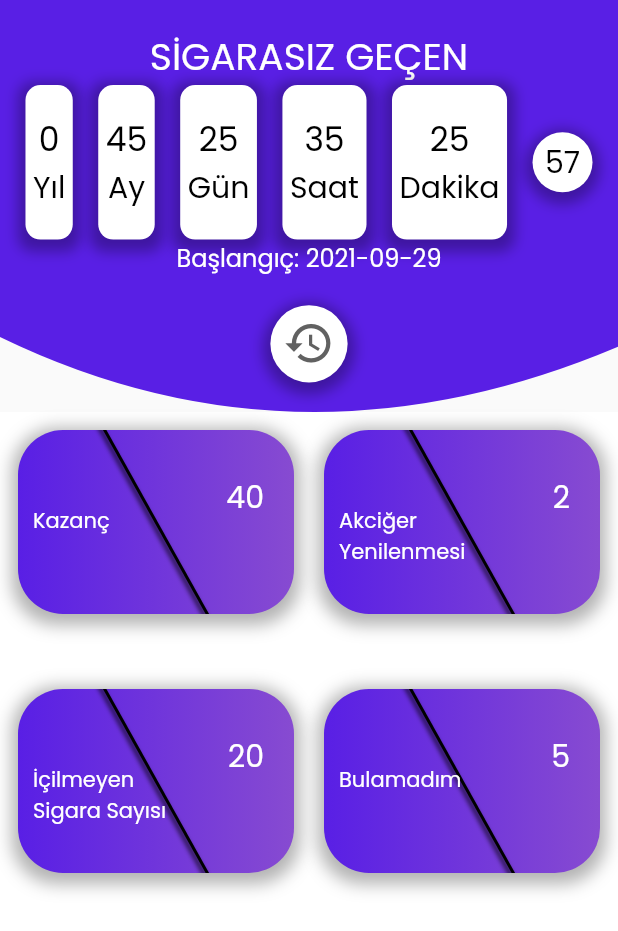
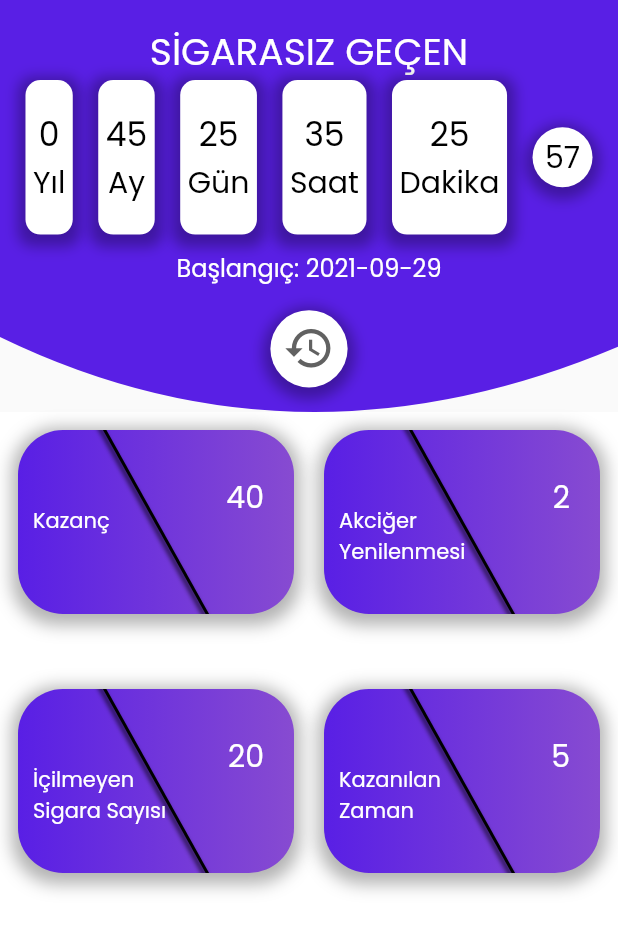
Before and after one commit to Tugberkab/Quit-Smoking-App, a Flutter app: the screen it shows after launch, after a tap on an icon or button, on a phone screen of 412 x 824 dp. Shown: the top 931 px of the screen. Run offline on Flutter 3.47's test engine with Material 2 defaults, Android fonts, the phone set to English and light mode, and no system bars; drawn by our look-alikes of streaming_shared_preferences; our stand-ins replace google_fonts, percent_indicator, shared_preferences; missing offline and left inert: number_selection, snapping_sheet.

Commit message:
organized home page

```diff
--- a/lib/home/home.dart
+++ b/lib/home/home.dart
@@ -65,7 +65,7 @@ class _HomeState extends State<Home> {
                     ),
                     Text(
                       'Bilgiler',
-                      style: GoogleFonts.poppins(fontSize: 20),
+                      style: TextStyle(fontSize: 20),
                     )
                   ],
                 ),
@@ -152,7 +152,7 @@ class _HomeState extends State<Home> {
                 children: <Widget>[
                   Text(
                     "RESET DATE?",
-                    style: GoogleFonts.poppins(
+                    style: TextStyle(
                         color: Colors.black,
                         fontSize: 22,
                         fontWeight: FontWeight.w600),
@@ -166,8 +166,7 @@ class _HomeState extends State<Home> {
                       },
                       child: Text(
                         "Reset",
-                        style: GoogleFonts.poppins(
-                            color: Colors.red[700], fontSize: 18),
+                        style: TextStyle(color: Colors.red[700], fontSize: 18),
                         textAlign: TextAlign.center,
                       )),
                   SizedBox(
@@ -179,8 +178,7 @@ class _HomeState extends State<Home> {
                       },
                       child: Text(
                         "Cancel",
-                        style: GoogleFonts.poppins(
-                            color: Colors.black, fontSize: 18),
+                        style: TextStyle(color: Colors.black, fontSize: 18),
                         textAlign: TextAlign.center,
                       )),
                 ],
@@ -204,8 +202,8 @@ class _HomeState extends State<Home> {
       flexibleSpace: ClipPath(
         clipper: CustomShape(),
         child: Container(
-          width: MediaQuery.of(context).size.width,
-          color: primaryColor,
+          clipBehavior: Clip.antiAlias,
+          decoration: BoxDecoration(color: primaryColor),
           child: Column(
             mainAxisAlignment: MainAxisAlignment.spaceEvenly,
             children: [
@@ -220,15 +218,14 @@ class _HomeState extends State<Home> {
                       children: [
                         Text(
                           "SİGARASIZ GEÇEN",
-                          style: GoogleFonts.poppins(
-                              color: Colors.white, fontSize: 25),
+                          style: TextStyle(color: Colors.white, fontSize: 25),
                         ),
                         // Row(
                         //   mainAxisAlignment: MainAxisAlignment.center,
                         //   children: [
-                        //     Text("${timeModel.days}", style: GoogleFonts.poppins(fontSize: 55, color: Colors.white),),
+                        //     Text("${timeModel.days}", style: TextStyle(fontSize: 55, color: Colors.white),),
                         //     SizedBox(width: 15,),
-                        //     Text("GÜN", style: GoogleFonts.poppins(fontSize: 30, color: Colors.white),)
+                        //     Text("GÜN", style: TextStyle(fontSize: 30, color: Colors.white),)
                         //   ],
                         // ),
 
@@ -258,7 +255,7 @@ class _HomeState extends State<Home> {
                               ),
                               child: Center(
                                 child: Text("57",
-                                    style: GoogleFonts.poppins(
+                                    style: TextStyle(
                                         color: Colors.black, fontSize: 20)),
                               ),
                             ),
@@ -282,10 +279,10 @@ class _HomeState extends State<Home> {
                         //     Text("${timeModel.seconds} SECONDS"),
                         //   ],
                         // ),
+                        SizedBox(height: 10),
                         Text(
                           "Başlangıç: " + registerDate,
-                          style: GoogleFonts.poppins(
-                              fontSize: 16, color: Colors.white),
+                          style: TextStyle(fontSize: 16, color: Colors.white),
                         )
                       ],
                     );
--- a/lib/home/widget/earnings_card.dart
+++ b/lib/home/widget/earnings_card.dart
@@ -53,7 +53,7 @@ class EarningsCard extends StatelessWidget {
           left: 10,
           child: Text(
             earnings!.name!,
-            style: GoogleFonts.poppins(
+            style: TextStyle(
               color: Colors.white,
             ),
           ),
@@ -63,7 +63,7 @@ class EarningsCard extends StatelessWidget {
           right: 20,
           child: Text(
             earnings!.increase!.toString(),
-            style: GoogleFonts.poppins(color: Colors.white, fontSize: 20),
+            style: TextStyle(color: Colors.white, fontSize: 20),
           ),
         )
       ],
--- a/lib/main.dart
+++ b/lib/main.dart
@@ -8,11 +8,10 @@ import "package:quit_smoking_app/MyAppStreamObject.dart";
 //STREAMING SHARED PREFERENCE
 import 'package:streaming_shared_preferences/streaming_shared_preferences.dart';
 
-
-
-void main() async{
+void main() async {
   WidgetsFlutterBinding.ensureInitialized();
-  final StreamingSharedPreferences preferences = await StreamingSharedPreferences.instance;
+  final StreamingSharedPreferences preferences =
+      await StreamingSharedPreferences.instance;
   final streamingObject = MyAppStreamObject(preferences);
 
   runApp(MyApp(myAppStreamObject: streamingObject));
@@ -28,6 +27,7 @@ class MyApp extends StatelessWidget {
       debugShowCheckedModeBanner: false,
       title: 'Flutter Demo',
       theme: ThemeData(
+        fontFamily: 'Poppins',
         primarySwatch: Colors.blue,
       ),
       home: WelcomePage(myAppStreamObject: myAppStreamObject),
--- a/lib/models/earnings.dart
+++ b/lib/models/earnings.dart
@@ -27,7 +27,7 @@ List<Earnings> earnings = [
   ),
   Earnings(
     id: 4,
-    name: 'Bulamadım',
+    name: 'Kazanılan\nZaman',
     increase: 5,
   ),
 ];
```
Also changed, not shown: pubspec.yaml (+4 -4 lines), assets/fonts/Poppins-Regular.ttf (added).
